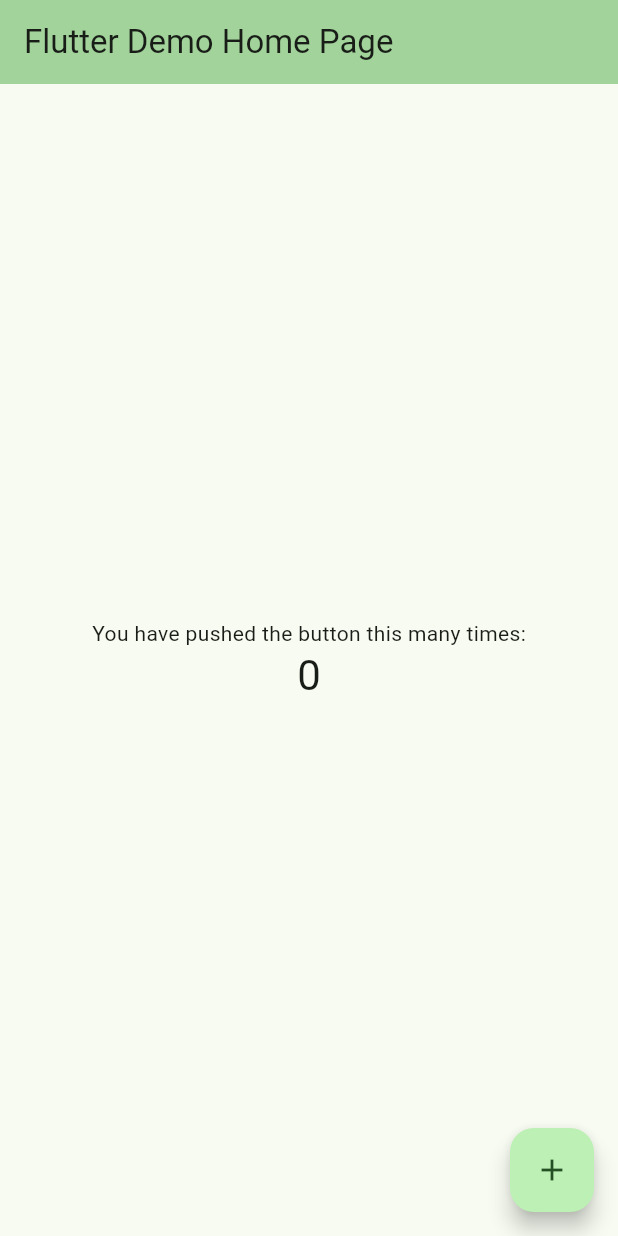
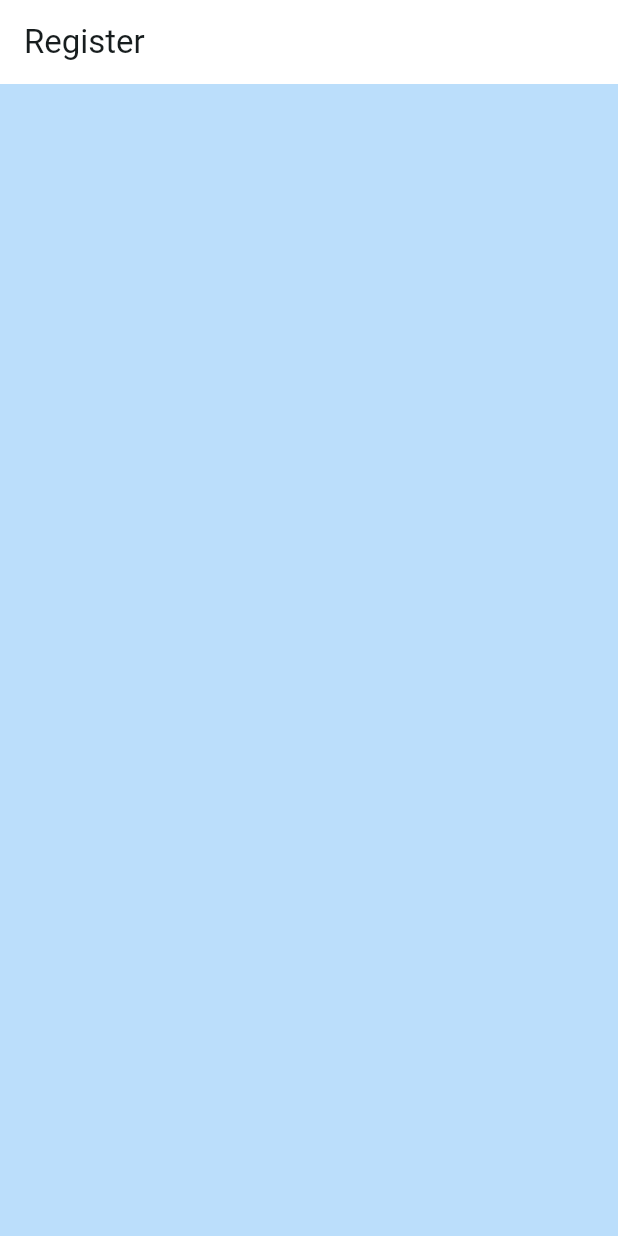
Before and after one commit to MeerModii/CoinWave_Multiplatform, a Flutter app: the screen it shows after launch, on a phone screen of 412 x 824 dp. Run offline on Flutter 3.47's test engine with Material 3 defaults, Android fonts, the phone set to English and light mode, and no system bars; our stand-ins replace firebase_core; accounts and stored records are empty.

```diff
--- a/lib/main.dart
+++ b/lib/main.dart
@@ -4,64 +4,24 @@
   runApp(MaterialApp(
     title: 'Flutter Demo',
     theme: ThemeData(
-      colorScheme: ColorScheme.fromSeed(seedColor: Colors.green.shade800),
+      colorScheme: ColorScheme.fromSeed(seedColor: Colors.white),
       useMaterial3: true,
     ),
-    home: const MyHomePage(title: 'Flutter Demo Home Page'),
+    home: const HomePage(),
   ),);
 }
 
-class MyHomePage extends StatefulWidget {
-  const MyHomePage({super.key, required this.title});
-
-
-  final String title;
-
-  @override
-  State<MyHomePage> createState() => _MyHomePageState();
-}
-
-class _MyHomePageState extends State<MyHomePage> {
-  int _counter = 0;
-
-  void _incrementCounter() {
-    setState(() {
-
-      _counter++;
-    });
-  }
+class HomePage extends StatelessWidget {
+  const HomePage({Key? key}) : super(key: key);
 
   @override
   Widget build(BuildContext context) {
-
     return Scaffold(
       appBar: AppBar(
-
-        backgroundColor: Theme.of(context).colorScheme.inversePrimary,
-
-        title: Text(widget.title),
+        title: const Text('Register'),
+        backgroundColor: Colors.white,
       ),
-      body: Center(
-
-        child: Column(
-
-          mainAxisAlignment: MainAxisAlignment.center,
-          children: <Widget>[
-            const Text(
-              'You have pushed the button this many times:',
-            ),
-            Text(
-              '$_counter',
-              style: Theme.of(context).textTheme.headlineMedium,
-            ),
-          ],
-        ),
-      ),
-      floatingActionButton: FloatingActionButton(
-        onPressed: _incrementCounter,
-        tooltip: 'Increment',
-        child: const Icon(Icons.add),
-      ), // This trailing comma makes auto-formatting nicer for build methods.
+      backgroundColor: Colors.blue.shade100,
     );
   }
 }
```
